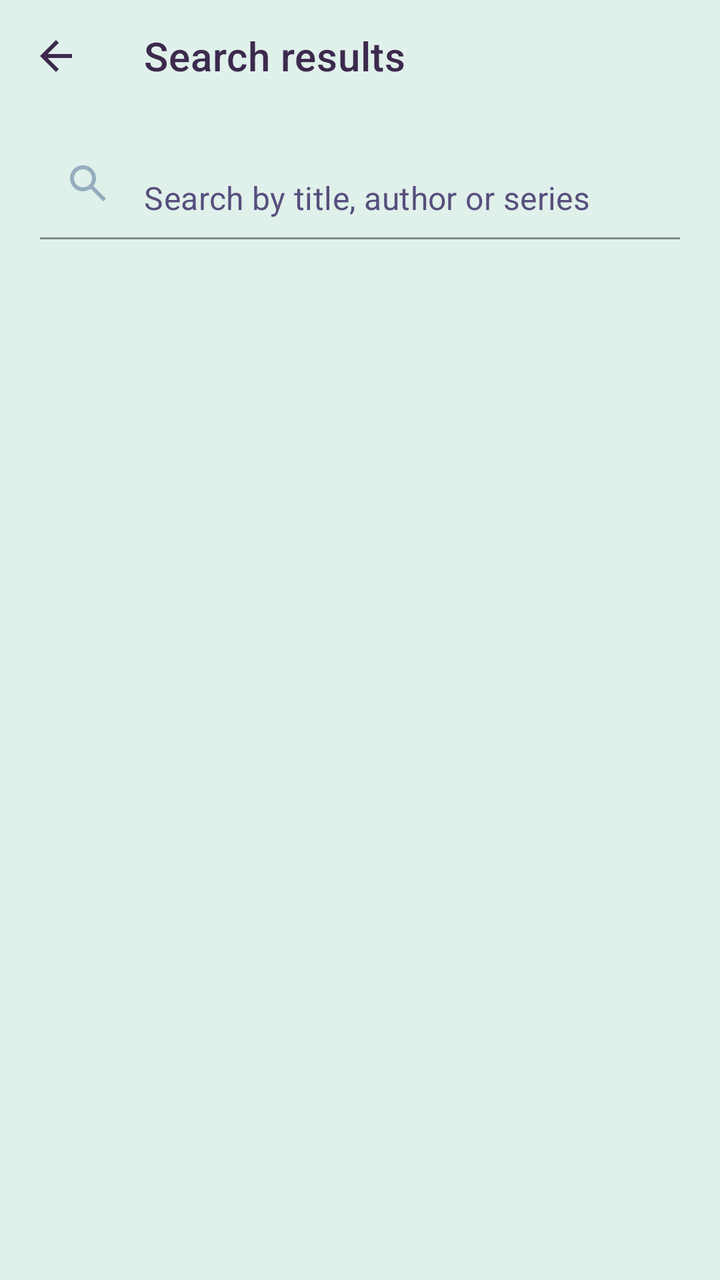
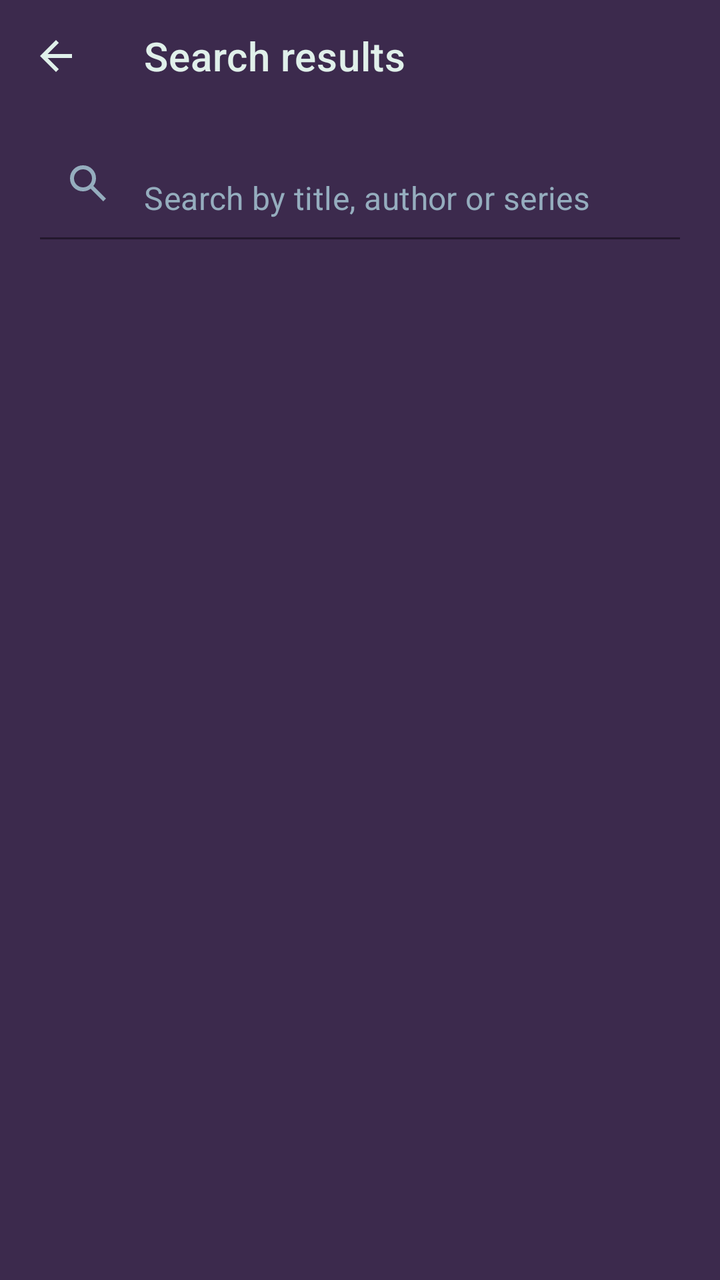

The first picture is an Android layout as it rendered before a commit; the second is the same layout after the commit. The layout source and the unified diff follow.
<!-- AndroidManifest.xml: activity theme Theme.EpubReader -->
<!-- res/layout/activity_search.xml -->
<?xml version="1.0" encoding="utf-8"?>
<LinearLayout xmlns:android="http://schemas.android.com/apk/res/android"
    xmlns:app="http://schemas.android.com/apk/res-auto"
    android:layout_width="match_parent"
    android:layout_height="match_parent"
    android:orientation="vertical"
    android:background="?android:colorBackground"
    android:fitsSystemWindows="true">

    <com.google.android.material.appbar.MaterialToolbar
        android:id="@+id/searchToolbar"
        android:layout_width="match_parent"
        android:layout_height="?attr/actionBarSize"
        android:background="?android:colorBackground"
        app:navigationIcon="@drawable/ic_arrow_back"
        app:navigationIconTint="?android:textColorPrimary"
        app:title="@string/search_results"
        app:titleTextColor="?android:textColorPrimary" />

    <com.google.android.material.textfield.TextInputLayout
        android:layout_width="match_parent"
        android:layout_height="wrap_content"
        android:layout_marginStart="@dimen/app_row_content_padding_h"
        android:layout_marginTop="@dimen/app_row_padding_v"
        android:layout_marginEnd="@dimen/app_row_content_padding_h"
        android:layout_marginBottom="@dimen/app_row_padding_v"
        app:boxStrokeColor="@color/accent"
        app:hintEnabled="false"
        app:startIconDrawable="@drawable/ic_search"
        app:startIconTint="@color/secondary">

        <com.google.android.material.textfield.TextInputEditText
            android:id="@+id/searchEdit"
            android:layout_width="match_parent"
            android:layout_height="wrap_content"
            android:background="@android:color/transparent"
            android:hint="@string/search_hint_books"
            android:imeOptions="actionSearch"
            android:inputType="text"
            android:maxLines="1"
            android:textColor="?android:textColorPrimary"
            android:textColorHint="?android:textColorSecondary" />
    </com.google.android.material.textfield.TextInputLayout>

    <androidx.recyclerview.widget.RecyclerView
        android:id="@+id/searchRecycler"
        android:layout_width="match_parent"
        android:layout_height="0dp"
        android:layout_weight="1"
        android:clipToPadding="false"
        android:paddingStart="@dimen/app_grid_edge_h"
        android:paddingEnd="@dimen/app_grid_edge_h"
        android:paddingBottom="24dp"
        android:scrollbars="vertical" />

    <LinearLayout
        android:id="@+id/searchEmpty"
        android:layout_width="match_parent"
        android:layout_height="0dp"
        android:layout_weight="1"
        android:gravity="center"
        android:orientation="vertical"
        android:padding="32dp"
        android:visibility="gone">

        <TextView
            android:id="@+id/searchEmptyText"
            android:layout_width="wrap_content"
            android:layout_height="wrap_content"
            android:text="@string/empty_library"
            android:textColor="?android:textColorSecondary"
            android:textSize="16sp" />
    </LinearLayout>
</LinearLayout>
<!-- resources referenced by this layout -->
<resources>
  <color name="accent">@color/palette_plum</color>
  <color name="secondary">@color/palette_slate</color>
  <dimen name="app_grid_edge_h">10dp</dimen>
  <dimen name="app_row_content_padding_h">20dp</dimen>
  <dimen name="app_row_padding_v">8dp</dimen>
  <!-- drawable ic_arrow_back (drawable) -->
  <?xml version="1.0" encoding="utf-8"?>
  <vector xmlns:android="http://schemas.android.com/apk/res/android"
      android:width="24dp"
      android:height="24dp"
      android:viewportWidth="24"
      android:viewportHeight="24">
      <path
          android:fillColor="@android:color/white"
          android:pathData="M20 11H7.83l5.59-5.59L12 4l-8 8 8 8 1.41-1.41L7.83 13H20v-2z" />
  </vector>
  <string name="empty_library">No books yet</string>
  <string name="search_hint_books">Search by title, author or series</string>
  <string name="search_results">Search results</string>
  <style name="Theme.EpubReader" parent="Theme.MaterialComponents.DayNight.NoActionBar">
          <item name="android:windowBackground">@color/light_bg</item>
          <item name="android:statusBarColor">@color/light_bg</item>
          <item name="android:navigationBarColor">@color/light_bg</item>
          <item name="android:windowLightStatusBar">true</item>
          <item name="android:windowLightNavigationBar" tools:targetApi="o_mr1">true</item>
          <item name="colorPrimary">@color/accent</item>
          <item name="colorPrimaryVariant">@color/accent_dark</item>
          <item name="colorOnPrimary">@color/white</item>
          <item name="colorSecondary">@color/secondary</item>
          <item name="colorOnSecondary">@color/white</item>
          <item name="android:colorBackground">@color/light_bg</item>
          <item name="colorSurface">@color/light_surface</item>
          <item name="colorOnSurface">@color/light_text</item>
          <item name="android:textColorPrimary">@color/light_text</item>
          <item name="android:textColorSecondary">@color/light_text_muted</item>
          <item name="colorControlNormal">?android:textColorPrimary</item>
          <item name="toolbarStyle">@style/Widget.EpubReader.Toolbar</item>
          <item name="drawerArrowStyle">@style/Widget.EpubReader.DrawerArrowToggle</item>
      </style>
  <color name="palette_plum">#503A65</color>
  <color name="palette_slate">#95ADBE</color>
  <color name="light_bg">@color/palette_mint</color>
  <color name="accent_dark">@color/palette_purple</color>
  <color name="white">#FFFFFF</color>
  <color name="light_surface">@color/white</color>
  <color name="light_text">@color/palette_eggplant</color>
  <color name="light_text_muted">@color/palette_purple</color>
  <style name="Widget.EpubReader.Toolbar" parent="Widget.MaterialComponents.Toolbar">
          <item name="titleTextColor">?android:textColorPrimary</item>
          <item name="subtitleTextColor">?android:textColorSecondary</item>
          <item name="navigationIconTint">?android:textColorPrimary</item>
          <item name="actionMenuTextColor">?android:textColorPrimary</item>
      </style>
  <style name="Widget.EpubReader.DrawerArrowToggle" parent="Widget.AppCompat.DrawerArrowToggle">
          <item name="color">?android:textColorPrimary</item>
      </style>
  <color name="palette_mint">#E0F0EA</color>
  <color name="palette_purple">#574F7D</color>
  <color name="palette_eggplant">#3C2A4D</color>
  <!-- unchanged entries left out for length: 1 -->
</resources>

<!-- the commit's change to res/layout/activity_search.xml (unified diff, before → after) -->
@@ -13,9 +13,9 @@
         android:layout_height="?attr/actionBarSize"
         android:background="?android:colorBackground"
         app:navigationIcon="@drawable/ic_arrow_back"
-        app:navigationIconTint="?android:textColorPrimary"
+        app:navigationIconTint="@color/palette_mint"
         app:title="@string/search_results"
-        app:titleTextColor="?android:textColorPrimary" />
+        app:titleTextColor="@color/palette_mint" />
 
     <com.google.android.material.textfield.TextInputLayout
         android:layout_width="match_parent"
@@ -38,8 +38,8 @@
             android:imeOptions="actionSearch"
             android:inputType="text"
             android:maxLines="1"
-            android:textColor="?android:textColorPrimary"
-            android:textColorHint="?android:textColorSecondary" />
+            android:textColor="@color/palette_mint"
+            android:textColorHint="@color/palette_slate" />
     </com.google.android.material.textfield.TextInputLayout>
 
     <androidx.recyclerview.widget.RecyclerView
@@ -68,7 +68,7 @@
             android:layout_width="wrap_content"
             android:layout_height="wrap_content"
             android:text="@string/empty_library"
-            android:textColor="?android:textColorSecondary"
+            android:textColor="@color/palette_slate"
             android:textSize="16sp" />
     </LinearLayout>
 </LinearLayout>
<!-- resource entries referenced after the edit -->
@@ -20,33 +20,34 @@
   <string name="search_hint_books">Search by title, author or series</string>
   <string name="search_results">Search results</string>
   <style name="Theme.EpubReader" parent="Theme.MaterialComponents.DayNight.NoActionBar">
-          <item name="android:windowBackground">@color/light_bg</item>
-          <item name="android:statusBarColor">@color/light_bg</item>
-          <item name="android:navigationBarColor">@color/light_bg</item>
-          <item name="android:windowLightStatusBar">true</item>
-          <item name="android:windowLightNavigationBar" tools:targetApi="o_mr1">true</item>
+          <item name="android:windowBackground">@color/dark_bg</item>
+          <item name="android:statusBarColor">@color/black</item>
+          <item name="android:navigationBarColor">@color/black</item>
+          <item name="android:windowLightStatusBar">false</item>
+          <item name="android:windowLightNavigationBar" tools:targetApi="o_mr1">false</item>
           <item name="colorPrimary">@color/accent</item>
           <item name="colorPrimaryVariant">@color/accent_dark</item>
           <item name="colorOnPrimary">@color/white</item>
           <item name="colorSecondary">@color/secondary</item>
           <item name="colorOnSecondary">@color/white</item>
-          <item name="android:colorBackground">@color/light_bg</item>
-          <item name="colorSurface">@color/light_surface</item>
-          <item name="colorOnSurface">@color/light_text</item>
-          <item name="android:textColorPrimary">@color/light_text</item>
-          <item name="android:textColorSecondary">@color/light_text_muted</item>
-          <item name="colorControlNormal">?android:textColorPrimary</item>
+          <item name="android:colorBackground">@color/dark_bg</item>
+          <item name="colorSurface">@color/dark_surface</item>
+          <item name="colorOnSurface">@color/dark_text</item>
+          <item name="android:textColorPrimary">@color/dark_text</item>
+          <item name="android:textColorSecondary">@color/dark_text_muted</item>
+          <item name="colorControlNormal">@color/white</item>
           <item name="toolbarStyle">@style/Widget.EpubReader.Toolbar</item>
           <item name="drawerArrowStyle">@style/Widget.EpubReader.DrawerArrowToggle</item>
       </style>
   <color name="palette_plum">#503A65</color>
+  <color name="dark_bg">@color/palette_eggplant</color>
+  <color name="black">#000000</color>
   <color name="palette_slate">#95ADBE</color>
-  <color name="light_bg">@color/palette_mint</color>
   <color name="accent_dark">@color/palette_purple</color>
   <color name="white">#FFFFFF</color>
-  <color name="light_surface">@color/white</color>
-  <color name="light_text">@color/palette_eggplant</color>
-  <color name="light_text_muted">@color/palette_purple</color>
+  <color name="dark_surface">@color/palette_plum</color>
+  <color name="dark_text">@color/palette_mint</color>
+  <color name="dark_text_muted">@color/palette_slate</color>
   <style name="Widget.EpubReader.Toolbar" parent="Widget.MaterialComponents.Toolbar">
           <item name="titleTextColor">?android:textColorPrimary</item>
           <item name="subtitleTextColor">?android:textColorSecondary</item>
